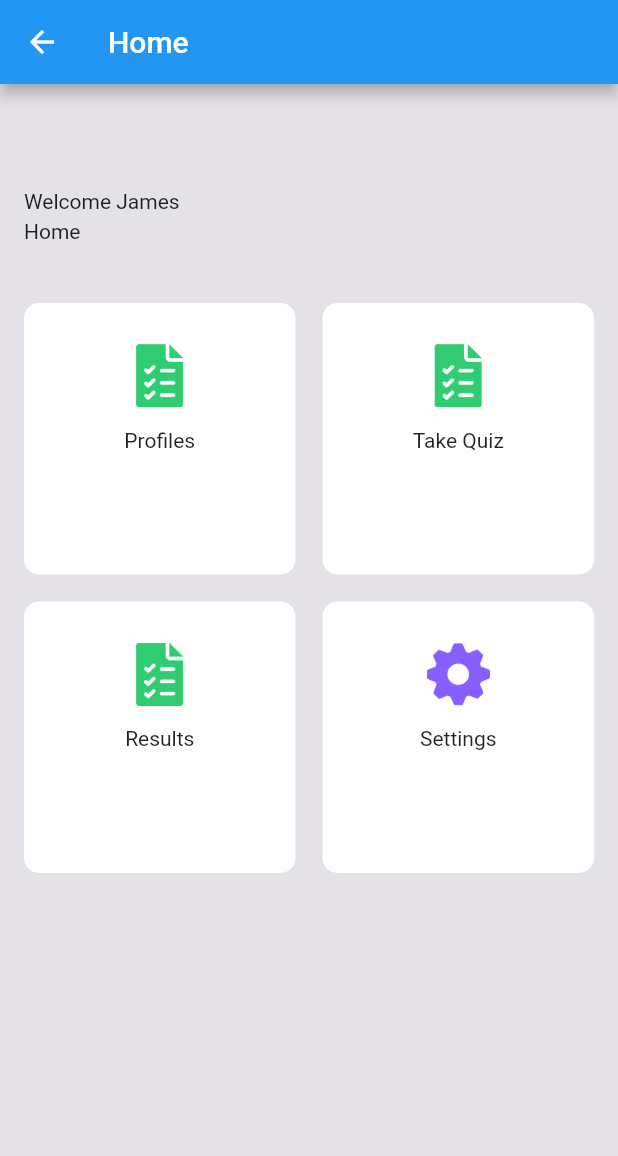
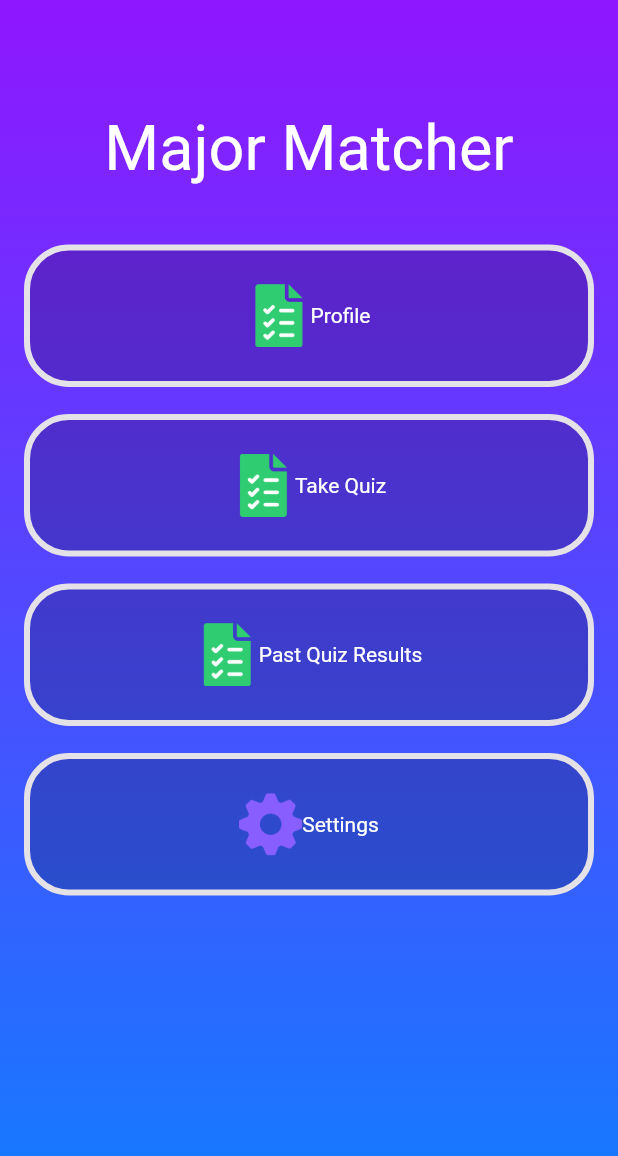
Before and after one commit to snvellozzi/cen3031_project, a Flutter app: the Home screen opened directly, on a phone screen of 412 x 824 dp. Shown: the top 1156 px of the screen. Run offline on Flutter 3.47's test engine with Material 2 defaults, Android fonts, the phone set to English and light mode, and no system bars; our stand-ins replace google_fonts.

Commit message:
Homepage UI updates

```diff
--- a/lib/main.dart
+++ b/lib/main.dart
@@ -2,6 +2,8 @@ import 'package:flutter/material.dart';
 import 'package:scrummy_bears/screens/quiz.dart';
 import 'package:scrummy_bears/screens/results.dart';
 import 'package:scrummy_bears/screens/home.dart';
+import 'package:google_fonts/google_fonts.dart';
+
 
 void main() {
   runApp(MyApp());
--- a/lib/screens/home.dart
+++ b/lib/screens/home.dart
@@ -1,10 +1,13 @@
 import 'package:flutter/material.dart';
+import 'package:google_fonts/google_fonts.dart';
+
+
 
 
 
 class GridDashboard extends StatelessWidget {
   Items item1 = new Items(
-      title: "Profiles",
+      title: "Profile",
       subtitle: "",
       event: "",
       img: "assets/todo.png");
@@ -16,7 +19,7 @@ class GridDashboard extends StatelessWidget {
     img: "assets/todo.png",
   );
   Items item3 = new Items(
-    title: "Results",
+    title: "Past Quiz Results",
     subtitle: "",
     event: "",
     img: "assets/todo.png",
@@ -33,16 +36,19 @@ class GridDashboard extends StatelessWidget {
     List<Items> myList = [item1, item2, item3, item4];
     return Flexible(
       child: GridView.count(
-          childAspectRatio: 1.0,
+          childAspectRatio: 4,
           padding: EdgeInsets.only(left: 16, right: 16),
-          crossAxisCount: 2,
+          crossAxisCount: 1,
           crossAxisSpacing: 18,
           mainAxisSpacing: 18,
           children: myList.map((data) {
             return Container(
               decoration: BoxDecoration(
-                  color: Colors.white, borderRadius: BorderRadius.circular(10)),
-              child: Column(
+
+                  color: Color.fromRGBO(0, 0, 0, 0.2),
+                  border: Border.all(color: Color.fromARGB(255, 228, 225, 231), width: 4),
+                  borderRadius: BorderRadius.circular(30)),
+              child: Row(
                 mainAxisAlignment: MainAxisAlignment.center,
                 children: <Widget>[
                   Image.asset(
@@ -54,14 +60,14 @@ class GridDashboard extends StatelessWidget {
                   ),
                   Text(
                     data.title,
+                    style: TextStyle(
+                      color: Colors.white,
+                    ),
                     // style: GoogleFonts.openSans(
                     //     textStyle: TextStyle(
                     //         color: Colors.white,
                     //         fontSize: 16,
                     //         fontWeight: FontWeight.w600)),
-                  ),
-                  SizedBox(
-                    height: 8,
                   ),
                   Text(
                     data.subtitle,
@@ -70,9 +76,6 @@ class GridDashboard extends StatelessWidget {
                     //         color: Colors.white38,
                     //         fontSize: 10,
                     //         fontWeight: FontWeight.w600)),
-                  ),
-                  SizedBox(
-                    height: 14,
                   ),
                   Text(
                     data.event,
@@ -90,6 +93,7 @@ class GridDashboard extends StatelessWidget {
   }
 }
 
+
 class Items {
   String title;
   String subtitle;
@@ -106,11 +110,21 @@ class Home extends StatefulWidget {
 class HomeState extends State<Home> {
   @override
   Widget build(BuildContext context) {
-    return Scaffold(
-            appBar: AppBar(
-        title: Text('Home'),
+    return Container(
+      decoration: BoxDecoration(
+          gradient: LinearGradient(
+              begin: Alignment.topCenter,
+              end: Alignment.bottomCenter,
+              colors: [
+                Color.fromRGBO(143, 22, 255, 1),
+                Color.fromRGBO(16,126,255,1),
+
+              ]
+          )
       ),
-      backgroundColor: Color.fromARGB(255, 228, 225, 231),
+    child: Scaffold(
+      backgroundColor: Colors.transparent,
+
       body: Column(
         children: <Widget>[
           SizedBox(
@@ -119,24 +133,21 @@ class HomeState extends State<Home> {
           Padding(
             padding: EdgeInsets.only(left: 16, right: 16),
             child: Row(
-              mainAxisAlignment: MainAxisAlignment.spaceBetween,
+              mainAxisAlignment: MainAxisAlignment.center,
               children: <Widget>[
                 Column(
-                  crossAxisAlignment: CrossAxisAlignment.start,
+                  crossAxisAlignment: CrossAxisAlignment.center,
                   children: <Widget>[
-                    Text(
-                      "Welcome James",
-                      // style: GoogleFonts.openSans(
-                      //     textStyle: TextStyle(
-                      //         color: Colors.white,
-                      //         fontSize: 18,
-                      //         fontWeight: FontWeight.bold)),
-                    ),
                     SizedBox(
                       height: 4,
                     ),
                     Text(
-                      "Home",
+                      "Major Matcher",
+                      style: TextStyle(
+                        color: Colors.white,
+                      ),
+                      textAlign: TextAlign.center,
+                      textScaleFactor: 3,
                       // style: GoogleFonts.openSans(
                       //     textStyle: TextStyle(
                       //         color: Color(0xffa29aac),
@@ -155,6 +166,7 @@ class HomeState extends State<Home> {
          GridDashboard()
         ],
       ),
+    ),
     );
   }
 }
--- a/pubspec.yaml
+++ b/pubspec.yaml
@@ -30,7 +30,8 @@ dependencies:
   flutter:
     sdk: flutter
 
-
+  google_fonts: ^2.3.1
+  gradient_app_bar: ^0.0.1
   # The following adds the Cupertino Icons font to your application.
   # Use with the CupertinoIcons class for iOS style icons.
   cupertino_icons: ^1.0.2
```
Also changed, not shown: pubspec.lock.
